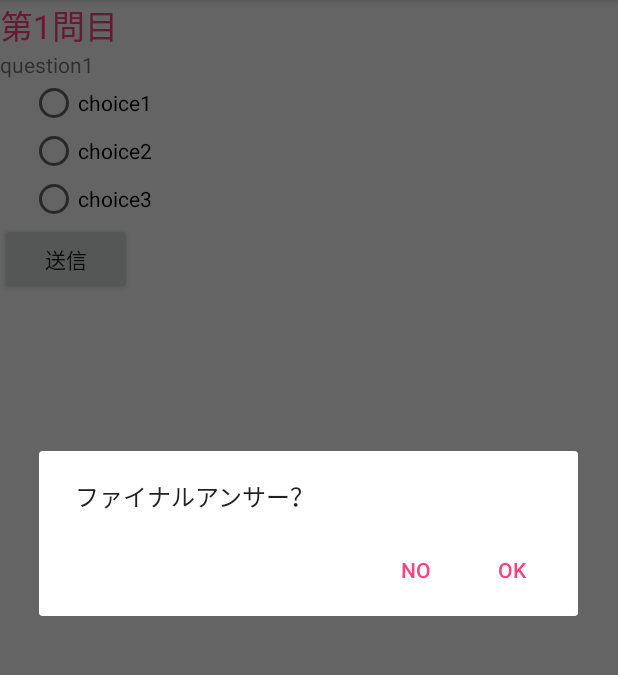
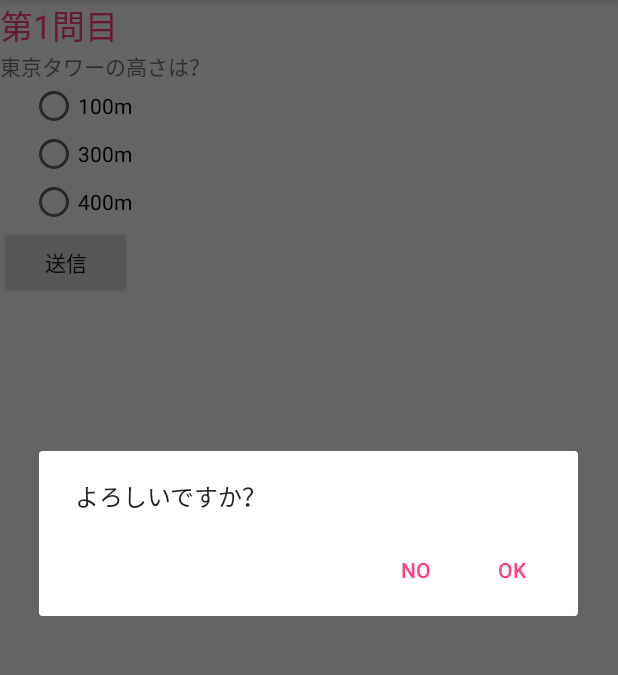
Before and after one commit to gaku-takeno/GsPro, an Android app: the QuizActivity screen opened directly, with no data from a screen before it, after a tap on "送信", on a phone screen of 412 x 824 dp, the part 84-759 px from its top. Run offline under Robolectric (Android 15) with nearby library versions, the phone set to English and light mode, and no system bars.

Commit message:
no message

```diff
--- a/app/src/main/java/pro/gs/com/quizgs/QuizActivity.java
+++ b/app/src/main/java/pro/gs/com/quizgs/QuizActivity.java
@@ -11,16 +11,14 @@
 import android.widget.RadioButton;
 import android.widget.RadioGroup;
 import android.widget.TextView;
-import android.widget.Toast;
+import java.util.ArrayList;
 
-import java.util.ArrayList;
-import java.util.HashMap;
+
 
 public class QuizActivity extends AppCompatActivity {
 
-    private int step = 0;
-    private final int REQUEST_CODE = 129;
-    private ArrayList<HashMap<String,String>> arrayList;
+    private int currentQuestionNumber = 0;
+    private ArrayList<QuizList> questionsArrayList;
     private TextView questionView;
     private TextView titleView;
 
@@ -39,40 +37,6 @@
         questionView = (TextView)findViewById(R.id.question);
         titleView = (TextView)findViewById(R.id.title);
 
-        arrayList = new ArrayList<HashMap<String,String>>();
-
-
-        HashMap<String,String> hashMap = new HashMap<String, String>();
-        hashMap.put("question","question1");
-        hashMap.put("choice1","choice1");
-        hashMap.put("choice2","choice2");
-        hashMap.put("choice3","choice3");
-
-        hashMap.put("answer","1");//この問題の正解を指定
-        arrayList.add(hashMap);
-
-        HashMap<String,String> hashMap2 = new HashMap<String, String>();
-        hashMap2.put("question","question2");
-        hashMap2.put("choice","question2");
-        hashMap2.put("choice1","choice1_hashMap2");
-        hashMap2.put("choice2","choice2_hashMap2");
-        hashMap2.put("choice3","choice3_hashMap2");
-
-        hashMap2.put("answer","2");//この問題の正解を指定
-        arrayList.add(hashMap2);
-
-        HashMap<String,String> hashMap3 = new HashMap<String, String>();
-        hashMap3.put("question","question3");
-        hashMap3.put("choice","question3");
-        hashMap3.put("choice1","choice1_hashMap3");
-        hashMap3.put("choice2","choice2_hashMap3");
-        hashMap3.put("choice3","choice3_hashMap3");
-
-        hashMap3.put("answer","3");//この問題の正解を指定
-        arrayList.add(hashMap3);
-
-
-
         // ラジオグループのオブジェクトを取得
         radioGroup = (RadioGroup)findViewById(R.id.radiogroup_answer);
         submit = (Button)findViewById(R.id.submit);
@@ -81,126 +45,203 @@
         answer2 = (RadioButton)findViewById(R.id.answer2);
         answer3 = (RadioButton)findViewById(R.id.answer3);
 
+        //questionリストを作成する
+        createQuestions();
 
+        //クイズを表示する。
+        dispLayQuestion();
 
-        setRadioAction();
-        setQuestion();
+        //送信ボタンを押した時のイベント
+        setSubmitAction();
 
     }
 
 
-    private void setRadioAction () {
+
+    /**
+     * questionリストを作成する
+     * 問題と解答の選択肢と答えを設定する
+     */
+    private void createQuestions() {
+
+        questionsArrayList = new ArrayList<>();
+
+        QuizList quizList = new QuizList();
+        quizList.setQuestion("東京タワーの高さは？");
+        quizList.setChoice1("100m");
+        quizList.setChoice2("300m");
+        quizList.setChoice3("400m");
+        quizList.setCorrectAnswer(1);//この問題の正解を指定
+        questionsArrayList.add(quizList);
+
+        QuizList quizList2 = new QuizList();
+        quizList2.setQuestion("東京の人口は？");
+        quizList2.setChoice1("1億3000万人");
+        quizList2.setChoice2("1億9000万人");
+        quizList2.setChoice3("5000万人");
+        quizList2.setCorrectAnswer(2);//この問題の正解を指定
+        questionsArrayList.add(quizList2);
+
+        QuizList quizList3 = new QuizList();
+        quizList3.setQuestion("栗林さんの趣味は？");
+        quizList3.setChoice1("プログラミング");
+        quizList3.setChoice2("俳句");
+        quizList3.setChoice3("音楽");
+        quizList3.setCorrectAnswer(3);//この問題の正解を指定
+        questionsArrayList.add(quizList3);
 
 
+    }
+
+
+    /**
+     * 送信ボタンを押した時のイベント
+     */
+    private void setSubmitAction () {
+
+
+        //送信ボタンを押した時のイベント
         submit.setOnClickListener(
                 new View.OnClickListener() {
                     public void onClick(View v) {
 
-                        int correctAnswer = Integer.parseInt(arrayList.get(step).get("answer"));
+                        //現在のクイズのデータオブジェクトを取り出す。
+                        QuizList quizList= questionsArrayList.get(currentQuestionNumber);
+
+                        // ユーザーが選択した答えが正解なのか、不正解なのかをチェック
                         int yourAnswer = 0;
-                        if (answer1.isChecked()) {
+                        //ユーザーが選択した答えを取得
+                        if (answer1.isChecked()) {//1番目の選択肢を選んだ場合
                             yourAnswer = 1;
-                        } else if (answer2.isChecked()) {
+                        } else if (answer2.isChecked()) {//2番目の選択肢を選んだ場合
                             yourAnswer = 2;
-                        } else if (answer3.isChecked()) {
+                        } else if (answer3.isChecked()) {//3番目の選択肢を選んだ場合
                             yourAnswer = 3;
                         }
 
-                        //正解なのか、不正解なのかを指定
-                        //0 不正解 1:正解
-                        int correct = 0;
-                        if (yourAnswer == correctAnswer) {
-                            correct = 1;
+                        //ユーザの解答をオブジェクトデータにセットする。
+                        quizList.setYourAnswer(yourAnswer);
+
+                        //ユーザーの解答と正解を比較して、一致していれば、正解とする。
+                        //0の場合 不正解 1の場合:正解
+                        if (yourAnswer == quizList.getCorrectAnswer()) {
+                            quizList.setIs_correct(1);
+                        } else {
+                            quizList.setIs_correct(0);
                         }
-                        setAnswer(correct);
+
+
+
+//                        //結果画面へ遷移
+//                        Intent intent = new Intent(getApplicationContext(), AnswerActivity.class);
+//                        intent.putExtra("result", quizList.getIs_correct());//0:正解 1:不正解
+//                        intent.putExtra("currentQuestionNumber", currentQuestionNumber);
+//                        startActivityForResult(intent, Constants.REQUEST_CODE);
+//                        currentQuestionNumber++;
+
+                        setAnswer(quizList);
                     }
                 }
         );
     }
 
 
-    private void setRadioAction2 () {
-
-        if (radioGroup != null) {
-            // ラジオグループのチェック状態が変更された時に呼び出されるコールバックリスナーを登録します
-            radioGroup.setOnCheckedChangeListener(new RadioGroup.OnCheckedChangeListener() {
-                // ラジオグループのチェック状態が変更された時に呼び出されます
-                // チェック状態が変更されたラジオボタンのIDが渡されます
-                public void onCheckedChanged(RadioGroup group, int checkedId) {
-                    RadioButton radioButton = (RadioButton) findViewById(checkedId);
-                    int correctAnswer = Integer.parseInt(arrayList.get(step).get("answer"));
-                    int yourAnswer = 0;
-                    if (answer1.isChecked()) {
-                        yourAnswer = 1;
-                    } else if (answer2.isChecked()) {
-                        yourAnswer = 2;
-                    } else if (answer3.isChecked()) {
-                        yourAnswer = 3;
-                    }
-                    int correct = 0;
-                    if (yourAnswer == correctAnswer) {
-                        correct = 1;
-                    }
-
-                    setAnswer(correct);
-
-                }
-            });
-        }
-    }
-
-    private void setQuestion () {
-
+    /**
+     * クイズを表示する。
+     */
+    private void dispLayQuestion() {
 
         String title;
-        if (step == 2 ) {
-            int term = step +1;
+
+        //現在のクイズが最後である場合
+        if (currentQuestionNumber == Constants.LAST_QUESTION ) {
+            int term = currentQuestionNumber +1;
             title = "第"+term+"問目\nいよいよ最後の問題です!";
         } else {
-            int term = step +1;
+            int term = currentQuestionNumber +1;
             title = "第"+term+"問目";
         }
         titleView.setText(title);
 
+        //現在のクイズのデータオブジェクトを取り出す。
+        QuizList quizList = questionsArrayList.get(currentQuestionNumber);
 
+        //現在のクイズの質問本文を表示する
+        questionView.setText(quizList.getQuestion());
 
-        HashMap<String, String> map = arrayList.get(step);
-        String question = map.get("question");
-        String choice1 = map.get("choice1");
-        String choice2 = map.get("choice2");
-        String choice3 = map.get("choice3");
-
-        questionView.setText(question);
-        answer1.setText(choice1);
-        answer2.setText(choice2);
-        answer3.setText(choice3);
+        //現在のクイズの答えの選択肢を表示する
+        answer1.setText(quizList.getChoice1());
+        answer2.setText(quizList.getChoice2());
+        answer3.setText(quizList.getChoice3());
 
 
     }
 
 
 
+    @Override
+    protected void onActivityResult(int requestCode, int resultCode, Intent data) {
+        super.onActivityResult(requestCode, resultCode, data);
+        Bundle bundle = data.getExtras();
 
-    private void setAnswer (final int correct) {
+        switch (requestCode) {
+            case Constants.REQUEST_CODE:
+                if (resultCode == RESULT_OK) {
+
+                    //radioボタンのチェッックを外す
+                    radioGroup.clearCheck();
+                    Log.d("hello_", currentQuestionNumber +":");
+
+
+                    //最後の問題を解答した場合、結果一覧画面へ遷移する。
+                    if (currentQuestionNumber > Constants.LAST_QUESTION) {
+                        Intent intent = new Intent(getApplicationContext(), ResultActivity.class);
+                        intent.putExtra("questionsArrayList", questionsArrayList);
+                        startActivity(intent);
+                        finish();
+
+
+                    } else {//最後のクイズでない場合、次のクイズを出力する。
+
+                        dispLayQuestion();
+                    }
+
+
+
+                }
+
+                break;
+
+            default:
+                break;
+        }
+    }
+
+
+
+
+
+    private void setAnswer (final QuizList quizList) {
 
         AlertDialog.Builder alertDialog=new AlertDialog.Builder(this);
 
         // ダイアログの設定
         alertDialog.setIcon(R.drawable.my_icon);   //アイコン設定
 //        alertDialog.setTitle("title");      //タイトル設定
-        alertDialog.setMessage("ファイナルアンサー？");  //内容(メッセージ)設定
+        alertDialog.setMessage("よろしいですか？");  //内容(メッセージ)設定
 
         // OK(肯定的な)ボタンの設定
         alertDialog.setPositiveButton("OK", new DialogInterface.OnClickListener() {
             public void onClick(DialogInterface dialog, int which) {
                 // OKボタン押下時の処理
 
-                //ここに処理を書く
+                //結果画面へ遷移
                 Intent intent = new Intent(getApplicationContext(), AnswerActivity.class);
-                intent.putExtra("result", correct);//0:正解 1:不正解
-                intent.putExtra("step", step);
-                startActivityForResult(intent, REQUEST_CODE);
-                step++;
+                intent.putExtra("result", quizList.getIs_correct());//0:正解 1:不正解
+                intent.putExtra("currentQuestionNumber", currentQuestionNumber);
+                startActivityForResult(intent, Constants.REQUEST_CODE);
+                currentQuestionNumber++;
+
 
 
             }
@@ -223,36 +264,4 @@
 
 
 
-    @Override
-    protected void onActivityResult(int requestCode, int resultCode, Intent data) {
-        super.onActivityResult(requestCode, resultCode, data);
-        Bundle bundle = data.getExtras();
-
-        switch (requestCode) {
-            case REQUEST_CODE:
-                if (resultCode == RESULT_OK) {
-
-                    //radioボタンのチェッックを外す
-                    radioGroup.clearCheck();
-                    Log.d("hello_",step+":");
-                    if (step > 2) {
-                        Intent intent = new Intent(getApplicationContext(), ResultActivity.class);
-                        startActivity(intent);
-
-
-                    } else {
-                        setQuestion();
-                    }
-
-
-
-                }
-
-                break;
-
-            default:
-                break;
-        }
-    }
-
 }
--- /dev/null
+++ b/app/src/main/java/pro/gs/com/quizgs/QuizList.java
@@ -0,0 +1,70 @@
+package pro.gs.com.quizgs;
+
+import java.io.Serializable;
+
+/**
+ * Created by takenogaku on 2016/06/29.
+ */
+public class QuizList implements Serializable {
+
+    private String question;
+    private String choice1;
+    private String choice2;
+    private String choice3;
+    private int correctAnswer;
+
+    private int yourAnswer;
+    private int is_correct;
+
+
+    public void setQuestion (String question) {
+        this.question = question;
+    }
+    public String getQuestion () {
+        return this.question;
+    }
+
+    public void setChoice1 (String choice1) {
+        this.choice1 = choice1;
+    }
+    public String getChoice1 () {
+        return this.choice1;
+    }
+
+    public void setChoice2 (String choice2) {
+        this.choice2 = choice2;
+    }
+    public String getChoice2 () {
+        return this.choice2;
+    }
+
+    public void setChoice3 (String choice3) {
+        this.choice3 = choice3;
+    }
+    public String getChoice3 () {
+        return this.choice3;
+    }
+
+    public void setCorrectAnswer (int correctAnswer) {
+        this.correctAnswer = correctAnswer;
+    }
+    public int getCorrectAnswer () {
+        return this.correctAnswer;
+    }
+
+    public void setYourAnswer (int yourAnswer) {
+        this.yourAnswer = yourAnswer;
+    }
+    public int getYourAnswer () {
+        return this.yourAnswer;
+    }
+
+
+    public void setIs_correct (int is_correct) {
+        this.is_correct = is_correct;
+    }
+    public int getIs_correct () {
+        return this.is_correct;
+    }
+
+}
--- a/app/src/main/res/layout/activity_result.xml
+++ b/app/src/main/res/layout/activity_result.xml
@@ -13,7 +13,7 @@
         android:id="@+id/result"
         android:layout_width="wrap_content"
         android:layout_height="wrap_content"
-        android:text="終了!!おつかれ"
+        android:text="終了!!"
         />
 
 
```
Also changed, not shown: app/src/main/java/pro/gs/com/quizgs/AnswerActivity.java (+7 -2 lines), app/src/main/java/pro/gs/com/quizgs/Constants.java (added, +14 -0 lines), app/src/main/java/pro/gs/com/quizgs/ResultActivity.java (+37 -0 lines), 2 other files.
